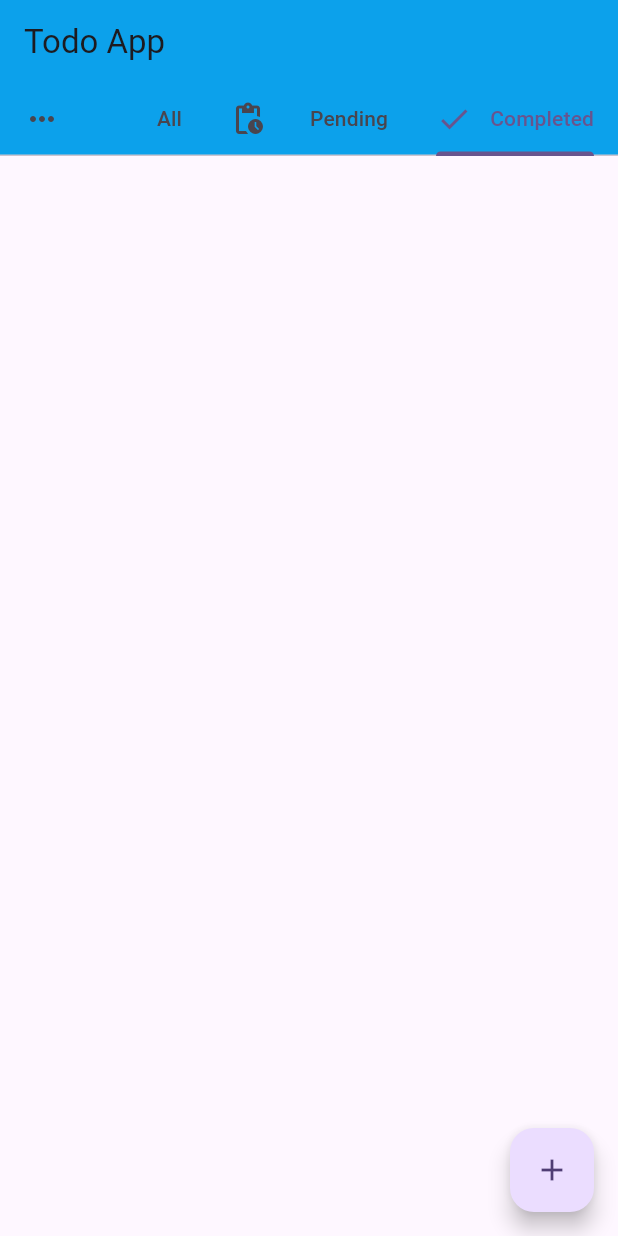
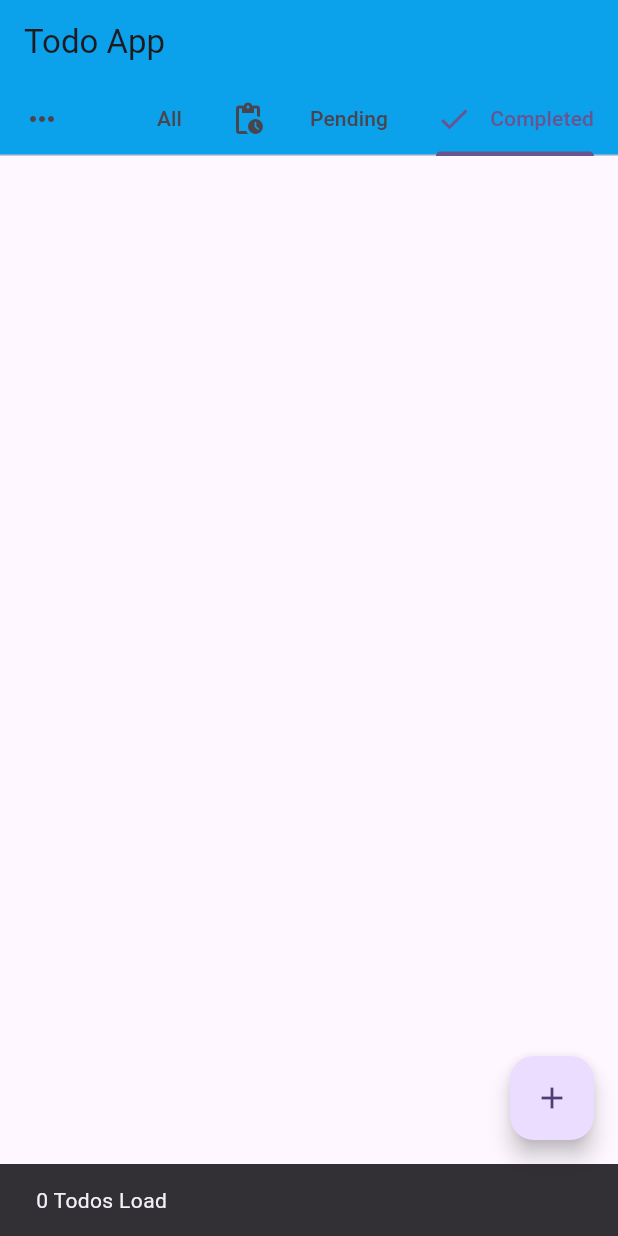
Before and after one commit to Amir-Hossin-pr/Todo_BloC, a Flutter app: the screen it shows after launch, tab 3 chosen, on a phone screen of 412 x 824 dp. Run offline on Flutter 3.47's test engine with Material 2 defaults, Android fonts, the phone set to English and light mode, and no system bars; our stand-ins replace bloc, equatable, flutter_bloc.

Commit message:
Update todos_list.dart

```diff
--- a/todo/lib/pages/list/todos_list.dart
+++ b/todo/lib/pages/list/todos_list.dart
@@ -9,8 +9,16 @@ class TodosListView extends StatelessWidget {
 
   @override
   Widget build(BuildContext context) {
-    return BlocBuilder<TodoFilterBloc, TodoFilterState>(
-        builder: (context, state) {
+    return BlocConsumer<TodoFilterBloc, TodoFilterState>(
+        listener: (context, state) {
+      if (state is TodoFilterLoaded) {
+        ScaffoldMessenger.of(context).showSnackBar(
+          SnackBar(
+            content: Text('${state.filtredTodos.length} Todos Load'),
+          ),
+        );
+      }
+    }, builder: (context, state) {
       if (state is TodoFilterLoading) {
         return const Center(child: CircularProgressIndicator());
       }
```
